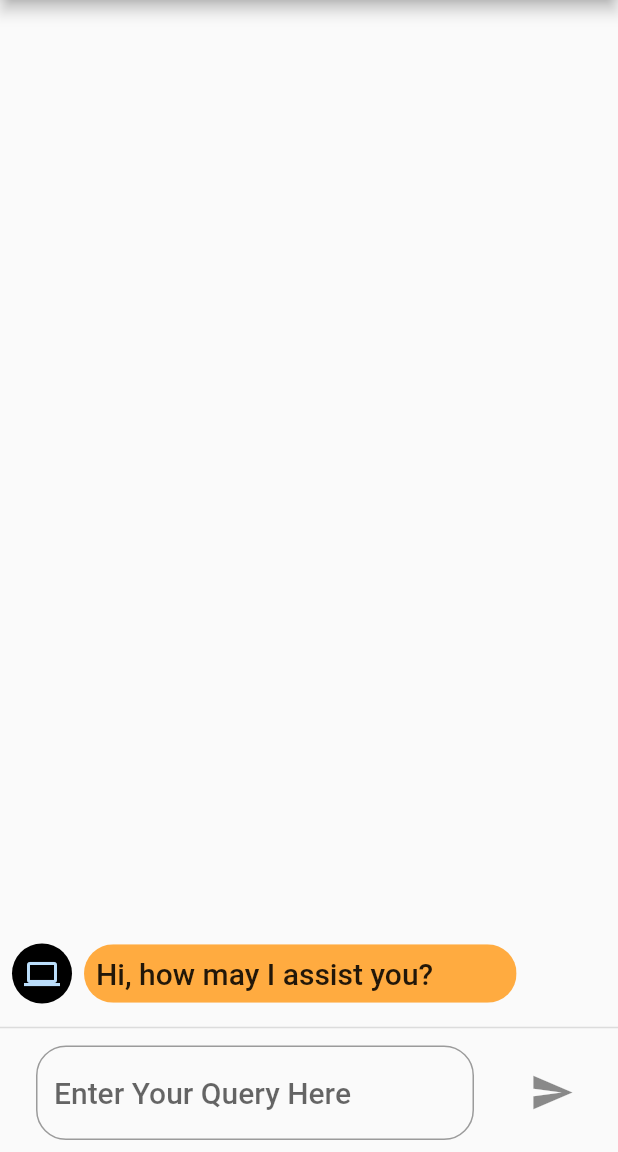
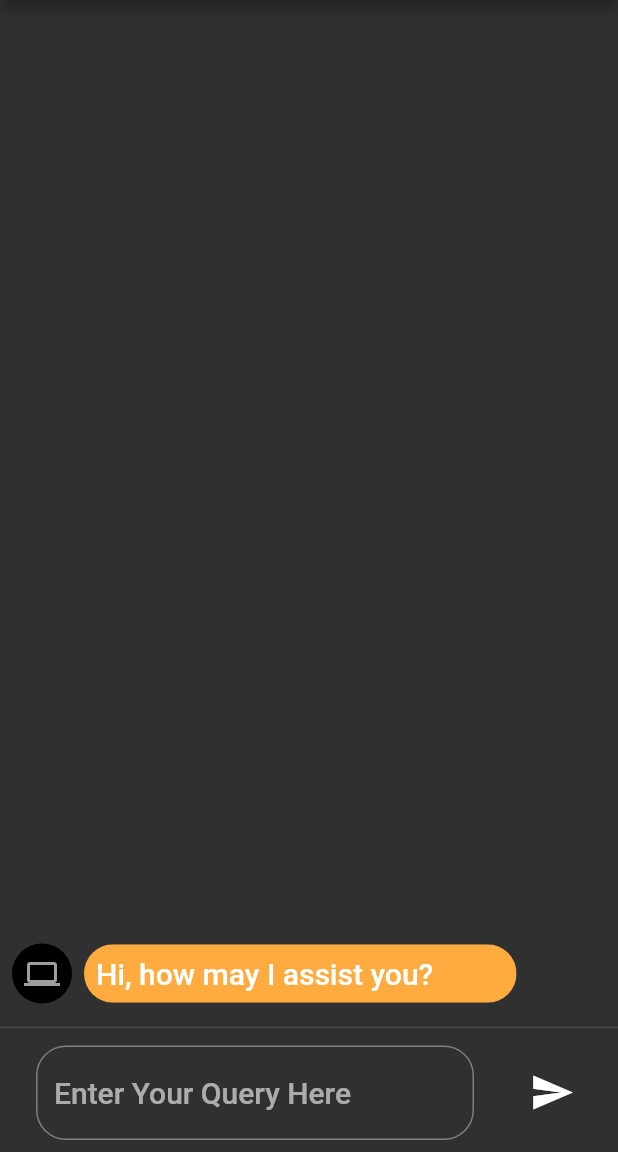
Before and after one commit to Fayiz-A/covibot, a Flutter app: the screen it shows after launch, on a phone screen of 412 x 824 dp, the part 84-1236 px from its top. Run offline on Flutter 3.47's test engine with Material 2 defaults, Android fonts, the light colour scheme and no system bars; our stand-ins replace easy_localization, flutter_bloc, flutter_spinkit, shared_preferences; missing offline and left inert: flutter_dialogflow.

Commit message:
added shared preferences settings save part

```diff
--- a/lib/blocs/settings_bloc.dart
+++ b/lib/blocs/settings_bloc.dart
@@ -29,7 +29,7 @@ class SetInitialValuesEvent extends SettingsEvent {
 class SettingsBloc extends Bloc<SettingsEvent, SettingsState> {
   SettingsBloc() : super(ThemeChangedState(themeMode: ThemeMode.light, fontSize: 20.0));
 
-  ThemeMode themeMode = ThemeMode.light;
+  ThemeMode themeMode = ThemeMode.dark;
   double fontSize = 20.0;
   Locale locale = Locale('en', 'UK');
 
--- a/lib/blocs/shared_preferences.dart
+++ b/lib/blocs/shared_preferences_bloc.dart
@@ -38,6 +38,7 @@ class SharedPreferencesBloc extends Bloc<SharedPreferencesEvent, SharedPreferenc
 
     if(event is InitializeEvent) {
       prefs = await SharedPreferences.getInstance();
+      yield InitializedState();
     } else if (event is GetEvent) {
       var value = prefs.get(event.key);
 
@@ -70,6 +71,8 @@ abstract class SharedPreferencesState {}
 
 class InitialState extends SharedPreferencesState {}
 
+class InitializedState extends SharedPreferencesState {}
+
 class ValueSavedState extends SharedPreferencesState {}
 
 class ValueRetrievedState extends SharedPreferencesState {
--- a/lib/main.dart
+++ b/lib/main.dart
@@ -1,7 +1,7 @@
 import 'package:covibot/blocs/chatbot_bloc.dart';
 import 'package:covibot/blocs/internet_connnection_bloc.dart';
 import 'package:covibot/blocs/settings_bloc.dart';
-import 'package:covibot/blocs/shared_preferences.dart';
+import 'package:covibot/blocs/shared_preferences_bloc.dart';
 import 'package:covibot/constants.dart' as constants;
 import 'package:covibot/screens/chatbot_page.dart';
 import 'package:easy_localization/easy_localization.dart';
@@ -31,16 +31,16 @@ class MyApp extends StatelessWidget {
     return MultiBlocProvider(
       providers: [
         BlocProvider(
+          create: (BuildContext context) => SharedPreferencesBloc()..add(InitializeEvent()),
+        ),
+        BlocProvider(
           create: (BuildContext context) => ChatbotBloc()
             ..add(ChangeChatbotLocale(locale))
             ..add(SendMessageFromChatbotEvent(
                 message: constants.initialMessageFromChatbot.tr()))
         ),
         BlocProvider(
-          create: (BuildContext context) => SettingsBloc(),
-        ),
-        BlocProvider(
-          create: (BuildContext context) => SharedPreferencesBloc()..add(InitializeEvent()),
+          create: (BuildContext context) => SettingsBloc()..add(SetInitialValuesEvent(themeMode: ThemeMode.dark, fontSize: 20.0, locale: Locale('en', 'UK'))),
         ),
       ],
       child: BlocBuilder<SettingsBloc, SettingsState>(
--- a/lib/screens/chatbot_page.dart
+++ b/lib/screens/chatbot_page.dart
@@ -1,4 +1,6 @@
 import 'package:covibot/blocs/chatbot_bloc.dart';
+import 'package:covibot/blocs/settings_bloc.dart';
+import 'package:covibot/blocs/shared_preferences_bloc.dart';
 import 'package:covibot/classes/message.dart';
 import 'package:covibot/constants.dart' as constants;
 import 'package:covibot/screens/settings_page.dart';
@@ -22,6 +24,36 @@ class _ChatbotPageState extends State<ChatbotPage> {
   void initState() {
     super.initState();
     chatBloc = BlocProvider.of<ChatbotBloc>(context);
+
+    SharedPreferencesBloc sharedPreferencesBloc = BlocProvider.of<SharedPreferencesBloc>(context);
+
+    ThemeMode _themeMode;
+    double _fontSize;
+
+    sharedPreferencesBloc.stream.listen((state) {
+      if(state is InitializedState) {
+        sharedPreferencesBloc.add(GetEvent('fontSize'));
+        sharedPreferencesBloc.add(GetEvent('darkTheme'));
+      }
+      if(state is ValueRetrievedState) {
+        var value = state.value;
+
+        if(value.runtimeType == double) {
+          _fontSize = value;
+        } else if(value.runtimeType == bool) {
+          _themeMode = value == true ? ThemeMode.dark:ThemeMode.light;
+        }
+        if(_fontSize != null && _themeMode != null) {
+
+          SettingsBloc settingsBloc = BlocProvider.of<SettingsBloc>(context);
+          settingsBloc.add(SetInitialValuesEvent(
+              fontSize: _fontSize,
+              locale: context.locale,
+              themeMode: _themeMode
+          ));
+        }
+      }
+    });
   }
 
   clearTextBoxAndSendQuery({@required String query}) {
--- a/lib/screens/settings_page.dart
+++ b/lib/screens/settings_page.dart
@@ -1,6 +1,6 @@
 import 'package:covibot/blocs/chatbot_bloc.dart';
 import 'package:covibot/blocs/settings_bloc.dart';
-import 'package:covibot/blocs/shared_preferences.dart';
+import 'package:covibot/blocs/shared_preferences_bloc.dart';
 import 'package:easy_localization/easy_localization.dart';
 import 'package:flutter/material.dart';
 import 'package:flutter_bloc/flutter_bloc.dart';
@@ -50,8 +50,6 @@ class SettingsPage extends StatelessWidget {
               } else {
                 _option = 'english';
               }
-
-              sharedPreferencesBloc.add(SaveEvent(type: TypeEnum.string, value: _option, key: 'language'));
             },
             dropdownTextValueList: [
               {'English': Locale('en', 'UK')},
```
